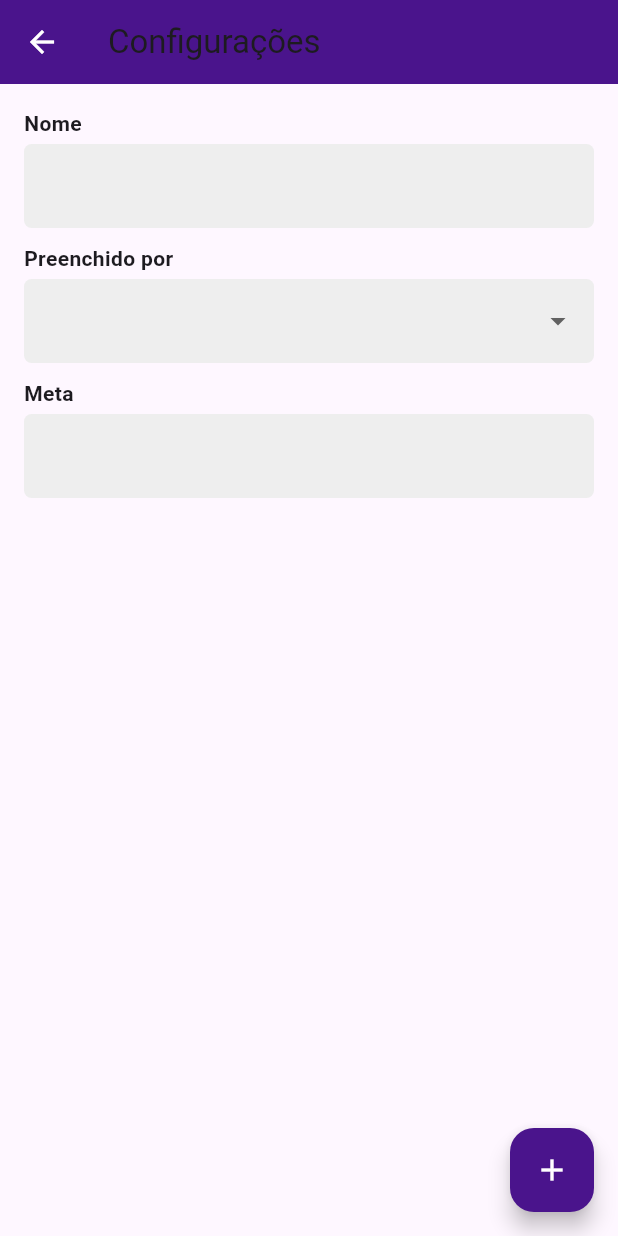
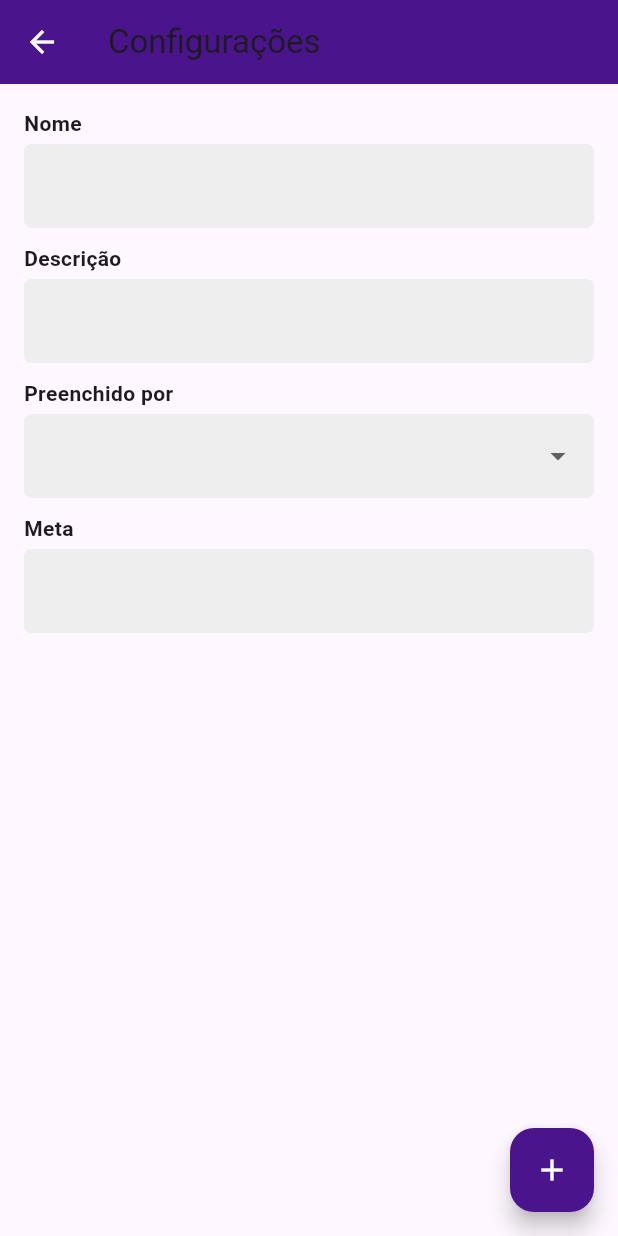
Before and after one commit to RayDaBahia/Engenharia-de-Software, a Flutter app: the screen it shows after launch, after a tap on "Google", after a tap on the "add" icon, on a phone screen of 412 x 824 dp. Run offline on Flutter 3.47's test engine with Material 3 defaults, Android fonts, the phone set to English and light mode, and no system bars; our stand-ins replace cloud_firestore, firebase_auth, firebase_core, google_sign_in, hive, hive_flutter and 1 more; accounts and stored records are empty.

Commit message:
Tentei usar o hive - banco de dados local
Para manter dados armazenados de uma tela ao passar pra outra. Sem precisar usar o parametro, pois não tera como. Entretanto, não funciona.

```diff
--- a/uesb_forms/lib/Modelo/Questionario.dart
+++ b/uesb_forms/lib/Modelo/Questionario.dart
@@ -1,37 +1,54 @@
-import 'package:uesb_forms/Modelo/questao.dart';
+import 'package:hive/hive.dart';
 
+
+@HiveType(typeId: 0)
 class Questionario {
+  @HiveField(0)
   String _id;
+  @HiveField(1)
   String _nome;
+  @HiveField(2)
   String _descricao;
+  @HiveField(3)
   bool _publicado;
-  bool _visivel;  // Renomeado para visivel
+  @HiveField(4)
+  bool _visivel;
+  @HiveField(5)
   bool _ativo;
+  @HiveField(6)
   DateTime? _prazo;
+  @HiveField(7)
   DateTime? _dataPublicacao;
+  @HiveField(8)
   List<String> _entrevistadores;
+  @HiveField(9)
   String? _link;
-
+  @HiveField(10)
   bool _aplicado;
-  String? _liderId; // Agora armazenamos o ID do líder
-  String?_senha;
+  @HiveField(11)
+  String? _liderId;
+  @HiveField(12)
+  String? _senha;
+  @HiveField(13)
   String _tipoAplicacao;
+  @HiveField(14)
   int _meta;
 
+  // Tornando todos os parâmetros opcionais com valores padrão
   Questionario({
-    required String id,
-    required String nome,
-    required String tipoAplicacao,
+    String id = '',
+    String nome = '',
+    String tipoAplicacao = '',
     String descricao = '',
     bool publicado = false,
-    bool visivel = false, // Inicializado como false
+    bool visivel = false,
     bool ativo = false,
     DateTime? prazo,
     DateTime? dataPublicacao,
     List<String> entrevistadores = const [],
     String? link,
     bool aplicado = false,
-    String? liderId, // Mudado para liderId
+    String? liderId,
     String? senha,
     int meta = 0,
   })  : _id = id,
@@ -39,49 +56,47 @@ class Questionario {
         _tipoAplicacao = tipoAplicacao,
         _descricao = descricao,
         _publicado = publicado,
-        _visivel = visivel, // Atribuição do novo campo
+        _visivel = visivel,
         _ativo = ativo,
         _prazo = prazo,
         _dataPublicacao = dataPublicacao,
         _entrevistadores = entrevistadores,
         _link = link,
-
         _aplicado = aplicado,
-        _liderId = liderId, // Recebe o ID do líder
+        _liderId = liderId,
         _senha = senha,
         _meta = meta;
 
-  // Métodos Getters
+  // Métodos Getters e Setters
+
   String get id => _id;
   String get nome => _nome;
   String get descricao => _descricao;
   bool get publicado => _publicado;
-  bool get visivel => _visivel; // Getter para o novo campo
+  bool get visivel => _visivel;
   bool get ativo => _ativo;
   DateTime? get prazo => _prazo;
   DateTime? get dataPublicacao => _dataPublicacao;
   List<String> get entrevistadores => _entrevistadores;
   String? get link => _link;
   bool get aplicado => _aplicado;
-  String? get liderId => _liderId; // Getter para o ID do líder
+  String? get liderId => _liderId;
   String? get senha => _senha;
   String get tipoAplicacao => _tipoAplicacao;
   int get meta => _meta;
 
-  // Métodos Setters
   set id(String value) => _id = value;
   set nome(String value) => _nome = value;
   set descricao(String value) => _descricao = value;
   set publicado(bool value) => _publicado = value;
-  set visivel(bool value) => _visivel = value; // Setter para o novo campo
+  set visivel(bool value) => _visivel = value;
   set ativo(bool value) => _ativo = value;
   set prazo(DateTime? value) => _prazo = value;
   set dataPublicacao(DateTime? value) => _dataPublicacao = value;
   set entrevistadores(List<String> value) => _entrevistadores = value;
   set link(String? value) => _link = value;
-
   set aplicado(bool value) => _aplicado = value;
-  set liderId(String? value) => _liderId = value; // Setter para o ID do líder
+  set liderId(String? value) => _liderId = value;
   set senha(String? value) => _senha = value;
   set tipoAplicacao(String value) => _tipoAplicacao = value;
   set meta(int value) => _meta = value;
@@ -93,14 +108,14 @@ class Questionario {
       'nome': _nome,
       'descricao': _descricao,
       'publicado': _publicado,
-      'visivel': _visivel, // Adicionar no Map
+      'visivel': _visivel,
       'ativo': _ativo,
       'prazo': _prazo?.toIso8601String(),
       'dataPublicacao': _dataPublicacao?.toIso8601String(),
       'entrevistadores': _entrevistadores,
       'link': _link,
       'aplicado': _aplicado,
-      'liderId': _liderId, // Adiciona o campo do ID do líder
+      'liderId': _liderId,
       'senha': _senha,
       'tipoAplicacao': _tipoAplicacao,
       'meta': _meta,
@@ -115,7 +130,7 @@ class Questionario {
       tipoAplicacao: map['tipoAplicacao'] ?? '',
       descricao: map['descricao'] ?? '',
       publicado: map['publicado'] ?? false,
-      visivel: map['visivel'] ?? false, // Adicionar ao converter
+      visivel: map['visivel'] ?? false,
       ativo: map['ativo'] ?? false,
       prazo: map['prazo'] != null ? DateTime.parse(map['prazo']) : null,
       dataPublicacao: map['dataPublicacao'] != null
@@ -124,7 +139,7 @@ class Questionario {
       entrevistadores: List<String>.from(map['entrevistadores'] ?? []),
       link: map['link'],
       aplicado: map['aplicado'] ?? false,
-      liderId: map['liderId'], // Agora pega o ID do líder
+      liderId: map['liderId'],
       senha: map['senha'] ?? '',
       meta: map['meta'] ?? 0,
     );
--- a/uesb_forms/lib/Modelo/questao.dart
+++ b/uesb_forms/lib/Modelo/questao.dart
@@ -1,23 +1,40 @@
-import 'package:uesb_forms/Modelo/questao_tipo.dart';
-import 'package:uesb_forms/Modelo/questao_tipo.dart';
+import 'package:hive/hive.dart';
+import 'questao_tipo.dart';  // Certifique-se de importar corretamente sua enumeração
 
+
+@HiveType(typeId: 0) // O typeId deve ser único
 class Questao {
+  @HiveField(0)
   String? id;
+
+  @HiveField(1)
   String textoQuestao;
+
+  @HiveField(2)
   QuestaoTipo tipoQuestao;
+
+  @HiveField(3)
   String? resposta;
+
+  @HiveField(4)
   DateTime? respostaData;
+
+  @HiveField(5)
   List<String>? opcoes;
 
-  // Novas propriedades para o ranking
+  @HiveField(6)
   List<String>? opcoesRanking;
+
+  @HiveField(7)
   List<String>? ordemRanking;
+
+  @HiveField(8)
   Map<String, String>? respostaRanking;
 
-  // Direcionamento de respostas (opção escolhida → ID da próxima questão)
+  @HiveField(9)
   Map<String, String?>? direcionamento;
 
-  // Indica se a questão é obrigatória
+  @HiveField(10)
   bool obrigatoria;
 
   Questao({
@@ -34,7 +51,7 @@ class Questao {
     this.obrigatoria = false, // Por padrão, a questão não é obrigatória
   });
 
-  // Converter para Map para salvar no Firestore
+  // Método toMap e fromMap para conversão com Firestore podem ser mantidos
   Map<String, dynamic> toMap() {
     return {
       'id': id,
@@ -51,14 +68,13 @@ class Questao {
     };
   }
 
-  // Criar instância a partir de um Map
   factory Questao.fromMap(Map<String, dynamic> map) {
     return Questao(
       id: map['id'],
       textoQuestao: map['textoQuestao'] ?? '',
       tipoQuestao: QuestaoTipo.values.firstWhere(
         (tipo) => tipo.name == map['tipoQuestao'],
-        orElse: () => QuestaoTipo.LinhaUnica, // Define um valor padrão se não encontrar
+        orElse: () => QuestaoTipo.LinhaUnica, // Valor padrão
       ),
       resposta: map['resposta'],
       respostaData: map['respostaData'] != null
--- a/uesb_forms/lib/Telas/Formulario/Configruacoes.dart
+++ b/uesb_forms/lib/Telas/Formulario/Configruacoes.dart
@@ -2,12 +2,8 @@ import 'package:flutter/material.dart';
 import 'package:provider/provider.dart';
 import 'package:uesb_forms/Controle_Modelo/questionario_list.dart';
 import 'package:uesb_forms/Utils/rotas.dart';
-import 'package:uesb_forms/Modelo/Questionario.dart'; // ou onde está a classe QuestionarioList
+import 'package:flutter/services.dart';
 
-import 'package:flutter/material.dart';
-import 'package:provider/provider.dart';
-import 'package:uesb_forms/Utils/rotas.dart';
-import 'package:uesb_forms/Modelo/Questionario.dart'; // Certifique-se de importar o provider correto
 
 class Configruacoes extends StatefulWidget {
   const Configruacoes({super.key});
@@ -18,12 +14,14 @@ class Configruacoes extends StatefulWidget {
 
 class _ConfigruacoesState extends State<Configruacoes> {
   final TextEditingController _nomeController = TextEditingController();
+  final TextEditingController _descricaoController = TextEditingController();
   final TextEditingController _metaController = TextEditingController();
-  String? _preenchidoPor; // Valor selecionado no dropdown
+  String? _preenchidoPor;
 
   @override
   void dispose() {
     _nomeController.dispose();
+    _descricaoController.dispose();
     _metaController.dispose();
     super.dispose();
   }
@@ -36,8 +34,7 @@ class _ConfigruacoesState extends State<Configruacoes> {
         title: const Text('Configurações'),
         leading: IconButton(
           icon: const Icon(Icons.arrow_back, color: Colors.white),
-          onPressed: () => Navigator.of(context)
-              .pushReplacementNamed(Rotas.MEUS_FORMULARIOS),
+          onPressed: () => Navigator.of(context).pushReplacementNamed(Rotas.MEUS_FORMULARIOS),
         ),
       ),
       body: Padding(
@@ -45,7 +42,17 @@ class _ConfigruacoesState extends State<Configruacoes> {
         child: Column(
           crossAxisAlignment: CrossAxisAlignment.start,
           children: [
-            CampoTexto(controller: _nomeController, label: "Nome"),
+            CampoTexto(
+              controller: _nomeController,
+              label: "Nome",
+              maxLength: 60, // Limite de 60 caracteres
+            ),
+            const SizedBox(height: 10),
+            CampoTexto(
+              controller: _descricaoController,
+              label: "Descrição",
+              maxLength: 160, // Limite de 160 caracteres
+            ),
             const SizedBox(height: 10),
             CampoDropdown(
               label: "Preenchido por",
@@ -56,29 +63,29 @@ class _ConfigruacoesState extends State<Configruacoes> {
               },
             ),
             const SizedBox(height: 10),
-            CampoTexto(controller: _metaController, label: "Meta"),
+            CampoNumero(
+              controller: _metaController,
+              label: "Meta",
+            ),
           ],
         ),
       ),
       floatingActionButton: FloatingActionButton(
         onPressed: () {
-          // Verifica se o valor do dropdown foi selecionado
           if (_preenchidoPor == null) {
             ScaffoldMessenger.of(context).showSnackBar(
               const SnackBar(content: Text('Selecione a opção "Preenchido por"')),
             );
             return;
           }
-          // Atualiza o provider com os dados inseridos
-          final questionarioProvider =
-              Provider.of<QuestionarioList>(context, listen: false);
 
+          final questionarioProvider = Provider.of<QuestionarioList>(context, listen: false);
           questionarioProvider.setDadosIniciais(
             meta: _metaController.text,
             nome: _nomeController.text,
             preenchido: _preenchidoPor!,
           );
-          // Navega para a próxima tela
+
           Navigator.of(context).pushReplacementNamed(
             Rotas.MEUS_BANCOS,
             arguments: {'isFormulario': true},
@@ -94,8 +101,9 @@ class _ConfigruacoesState extends State<Configruacoes> {
 class CampoTexto extends StatelessWidget {
   final String label;
   final TextEditingController? controller;
+  final int? maxLength;
 
-  const CampoTexto({super.key, required this.label, this.controller});
+  const CampoTexto({super.key, required this.label, this.controller, this.maxLength});
 
   @override
   Widget build(BuildContext context) {
@@ -106,6 +114,39 @@ class CampoTexto extends StatelessWidget {
         const SizedBox(height: 4),
         TextField(
           controller: controller,
+          maxLength: maxLength, // Aplica a limitação de caracteres
+          decoration: InputDecoration(
+            filled: true,
+            fillColor: Colors.grey.shade200,
+            border: OutlineInputBorder(
+              borderRadius: BorderRadius.circular(5),
+              borderSide: BorderSide.none,
+            ),
+            counterText: "", // Remove a exibição do contador padrão
+          ),
+        ),
+      ],
+    );
+  }
+}
+
+class CampoNumero extends StatelessWidget {
+  final String label;
+  final TextEditingController? controller;
+
+  const CampoNumero({super.key, required this.label, this.controller});
+
+  @override
+  Widget build(BuildContext context) {
+    return Column(
+      crossAxisAlignment: CrossAxisAlignment.start,
+      children: [
+        Text(label, style: const TextStyle(fontWeight: FontWeight.bold)),
+        const SizedBox(height: 4),
+        TextField(
+          controller: controller,
+          keyboardType: TextInputType.number,
+          inputFormatters: [FilteringTextInputFormatter.digitsOnly], // Permite apenas números
           decoration: InputDecoration(
             filled: true,
             fillColor: Colors.grey.shade200,
@@ -119,7 +160,6 @@ class CampoTexto extends StatelessWidget {
     );
   }
 }
-
 
 class CampoDropdown extends StatelessWidget {
   final String label;
@@ -145,8 +185,7 @@ class CampoDropdown extends StatelessWidget {
           ),
           items: ['Entrevistador', 'Entrevistado', 'Ambos']
               .map(
-                (opcao) =>
-                    DropdownMenuItem(value: opcao, child: Text(opcao)),
+                (opcao) => DropdownMenuItem(value: opcao, child: Text(opcao)),
               )
               .toList(),
           onChanged: onChanged,
--- a/uesb_forms/lib/Utils/rotas.dart
+++ b/uesb_forms/lib/Utils/rotas.dart
@@ -16,7 +16,9 @@ class Rotas {
 
   static const EDICAO_FORMULARIO_TELA = '/EdicaoBanco';
 
-static const CONFIGURAR_ACESSO_FORMS = '/Configurar-Acesso-Formulario';
+  static const CONFIGURAR_ACESSO_FORMS = '/Configurar-Acesso-Formulario';
+
+  static const QUESTIONARIO_LIST_SCREEN= '/Questionario-List-Screen';
 
 
 
--- a/uesb_forms/lib/main.dart
+++ b/uesb_forms/lib/main.dart
@@ -1,31 +1,49 @@
 import 'package:firebase_core/firebase_core.dart';
 import 'package:flutter/material.dart';
+import 'package:hive_flutter/hive_flutter.dart';
+import 'package:provider/provider.dart';
 import 'package:uesb_forms/Controle_Modelo/auth_list.dart';
 import 'package:uesb_forms/Controle_Modelo/banco_list.dart';
 import 'package:uesb_forms/Controle_Modelo/questionario_list.dart';
+import 'package:uesb_forms/Modelo/Questionario.dart';
+import 'package:uesb_forms/Modelo/Qustionario.g.dart';
+import 'package:uesb_forms/Modelo/questao.g.dart';
 import 'package:uesb_forms/Telas/BancoDeQuestoes/meus_Bancos.dart';
 import 'package:uesb_forms/Telas/BancoDeQuestoes/crud_Banco_Questoes.dart';
 import 'package:uesb_forms/Telas/Formulario/Configruacoes.dart';
 import 'package:uesb_forms/Telas/Formulario/ConfigurarAcesso.dart';
 import 'package:uesb_forms/Telas/Formulario/EdicaoQuestionario.dart';
 import 'package:uesb_forms/Telas/Formulario/Meus_Formularios.dart';
+import 'package:uesb_forms/Telas/Formulario/QuestionarioListScreen.dart';
 import 'package:uesb_forms/Telas/Formulario/SelecaoQuestoesBanco.dart';
-
 import 'package:uesb_forms/Telas/Login.dart';
-
 import 'package:uesb_forms/Utils/rotas.dart';
-import 'package:provider/provider.dart';
 import 'package:uesb_forms/Utils/firebase_options.dart';
+import 'package:uesb_forms/Modelo/questao.dart';  // Importando Questao
+import 'package:uesb_forms/Modelo/questionario.dart';  // Importando Questionario
 
 void main() async {
   WidgetsFlutterBinding.ensureInitialized();
+
+  // Inicializando o Firebase
   await Firebase.initializeApp(
     options: DefaultFirebaseOptions.currentPlatform,
   );
+
+  // Inicializando o Hive
+  await Hive.initFlutter();
+
+  // Registrando os adaptadores
+
+  Hive.registerAdapter(QuestionarioAdapter());
+  Hive.registerAdapter(QuestaoAdapter());
+  Hive.registerAdapter(QuestaoTipoAdapter());
+
+
+  await Hive.openBox('questionarioBox');
+
   runApp(const MyApp());
 }
-
-
 
 class MyApp extends StatelessWidget {
   const MyApp({super.key});
@@ -34,52 +52,37 @@ class MyApp extends StatelessWidget {
   Widget build(BuildContext context) {
     return MultiProvider(
       providers: [
-        ChangeNotifierProvider(create: (_)=>AuthList(),),
-        //O ProductService sempre terá acesso à instância mais atualizada do AuthService,
-       ChangeNotifierProxyProvider<AuthList, BancoList >(
-        create: (_)=>BancoList(),
-
-        update: (context, authList, previousBancoList)
-        => BancoList(authList)
-        ,),
-
-
-  ChangeNotifierProxyProvider<AuthList, QuestionarioList >(
-        create: (_)=>QuestionarioList(),
-
-        update: (context, authList, previousBancoList)
-        => QuestionarioList(authList)
-        ,)
-
-
-
+        ChangeNotifierProvider(create: (_) => AuthList()),
+        ChangeNotifierProxyProvider<AuthList, BancoList>(
+          create: (_) => BancoList(),
+          update: (context, authList, previousBancoList) => BancoList(authList),
+        ),
+        ChangeNotifierProxyProvider<AuthList, QuestionarioList>(
+          create: (_) => QuestionarioList(),
+          update: (context, authList, previousBancoList) => QuestionarioList(authList),
+        ),
       ],
       child: MaterialApp(
         debugShowCheckedModeBanner: false,
         title: 'Flutter Demo',
         theme: ThemeData(
           appBarTheme: const AppBarTheme(
-            iconTheme: IconThemeData(
-              color: Colors.white
-            )
+            iconTheme: IconThemeData(color: Colors.white),
           ),
           colorScheme: ColorScheme.fromSeed(seedColor: Colors.deepPurple),
           useMaterial3: true,
-
         ),
-        //home: MeusFormularios(),
         routes: {
           Rotas.HOME: (ctx) => const Login(),
           Rotas.MEUS_FORMULARIOS: (ctx) => const MeusFormularios(),
-          Rotas.MEUS_BANCOS: (ctx)=> const MeusBancos( ),
-          Rotas.CRUD_BANCO: (ctx)=> const CrudBancoQuestoes( ),
-          Rotas.CRIAR_FORMULARIO: (ctx)=> const Configruacoes(),
-
-          Rotas.SELECAO_QUESTOES_BANCO: (ctx)=>  SelecaoQuestoesBanco (),
-          Rotas.EDICAO_FORMULARIO_TELA: (ctx)=> EdicaoQuestionario(),
-          Rotas.CONFIGURAR_ACESSO_FORMS: (ctx) => ConfigurarAcesso()
+          Rotas.MEUS_BANCOS: (ctx) => const MeusBancos(),
+          Rotas.CRUD_BANCO: (ctx) => const CrudBancoQuestoes(),
+          Rotas.CRIAR_FORMULARIO: (ctx) => const Configruacoes(),
+          Rotas.SELECAO_QUESTOES_BANCO: (ctx) => SelecaoQuestoesBanco(),
+          Rotas.EDICAO_FORMULARIO_TELA: (ctx) => EdicaoQuestionario(),
+          Rotas.CONFIGURAR_ACESSO_FORMS: (ctx) => ConfigurarAcesso(),
+          Rotas.QUESTIONARIO_LIST_SCREEN: (ctx) => QuestionarioListScreen(),
         },
-
       ),
     );
   }
--- a/uesb_forms/pubspec.yaml
+++ b/uesb_forms/pubspec.yaml
@@ -44,6 +44,9 @@ dependencies:
   image_picker: ^0.8.4+5
   permission_handler: ^10.2.0
   image: ^3.0.1
+  hive: ^2.2.3
+  hive_flutter: ^1.1.0
+  build_runner: ^2.4.15
 
 
 dev_dependencies:
```
Also changed, not shown: uesb_forms/lib/Controle_Modelo/questao_list.dart (deleted, +0 -33 lines), uesb_forms/lib/Controle_Modelo/questionario_list.dart (+29 -6 lines), uesb_forms/lib/Modelo/questao_tipo.dart (+21 -3 lines), uesb_forms/lib/Telas/Formulario/ConfigurarAcesso.dart (+6 -6 lines), uesb_forms/lib/Modelo/Qustionario.g.dart (added), uesb_forms/lib/Modelo/questao.g.dart (added), uesb_forms/pubspec.lock, 2 other files.
